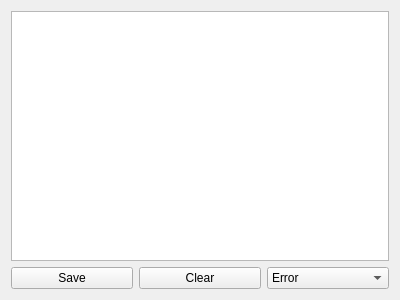
Old version of the form GUI/qt/QtAddons/qtlogviewer.ui in the repository neutronimaging/imagingsuite.
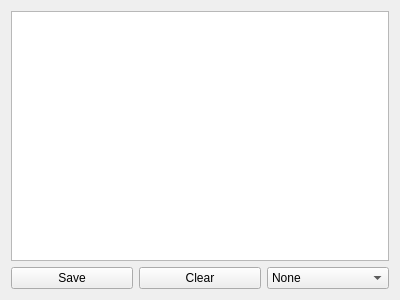
New version of the form.

Commit message: Updated logging in dialogs and muhreccli

Diff of the .ui file:
```diff
--- a/GUI/qt/QtAddons/qtlogviewer.ui
+++ b/GUI/qt/QtAddons/qtlogviewer.ui
@@ -37,6 +37,11 @@
        </item>
        <item>
         <widget class="QComboBox" name="comboLogLevel">
+         <item>
+          <property name="text">
+           <string>None</string>
+          </property>
+         </item>
          <item>
           <property name="text">
            <string>Error</string>
```
The commit also changes 4 other files.
